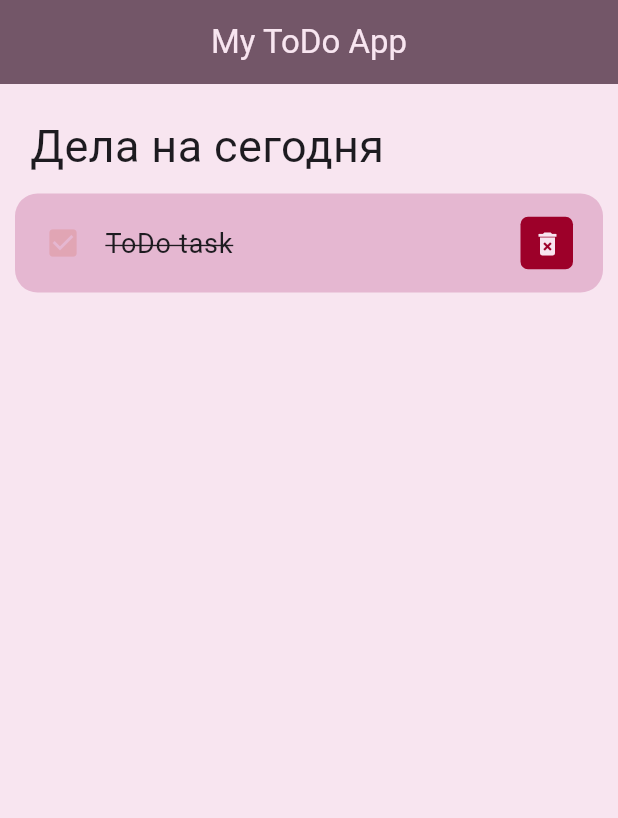
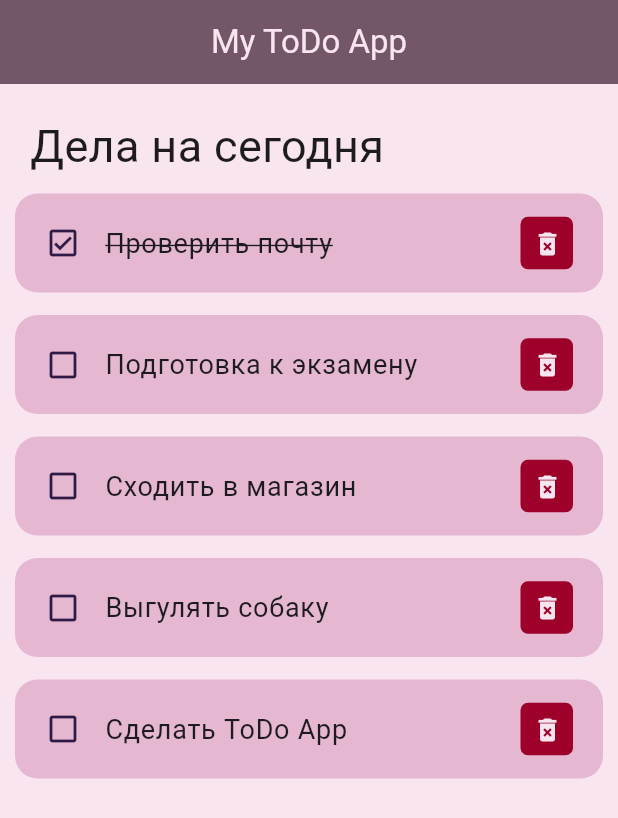
Before and after one commit to soulwound/to-do-app-flutter, a Flutter app: the screen it shows after launch, on a phone screen of 412 x 824 dp. Shown: the top 818 px of the screen. Run offline on Flutter 3.47's test engine with Material 3 defaults, Android fonts, the phone set to English and light mode, and no system bars.

Commit message:
ToDos ListTile updated

```diff
--- a/lib/constants/color_constants.dart
+++ b/lib/constants/color_constants.dart
@@ -8,3 +8,4 @@ const Color tdFalcon = Color(0xFF735668);
 const Color tdWhite = Color(0xFFF8E5F0);
 const Color tdLightPink = Color(0xFFE5B7D1);
 const Color tdRed = Color(0xFF9D0029);
+const Color tdDarkPurple = Color(0xFF2F1A46);
--- /dev/null
+++ b/lib/model/todo.dart
@@ -0,0 +1,17 @@
+class ToDo {
+  String? id;
+  String? toDoText;
+  bool isDone;
+
+  ToDo({required this.id, required this.toDoText, this.isDone = false});
+
+  static List<ToDo> toDoList() {
+    return [
+      ToDo(id: "01", toDoText: "Проверить почту", isDone: true),
+      ToDo(id: "02", toDoText: "Подготовка к экзамену"),
+      ToDo(id: "03", toDoText: "Сходить в магазин"),
+      ToDo(id: "04", toDoText: "Выгулять собаку"),
+      ToDo(id: "05", toDoText: "Сделать ToDo App")
+    ];
+  }
+}
--- a/lib/screens/home.dart
+++ b/lib/screens/home.dart
@@ -1,9 +1,12 @@
 import 'package:flutter/material.dart';
+import 'package:to_do_app/model/todo.dart';
 import 'package:to_do_app/widgets/to_do_item.dart';
 import '/constants/color_constants.dart';
 
 class Home extends StatelessWidget {
-  const Home({Key? key}) : super(key: key);
+  Home({Key? key}) : super(key: key);
+
+  final todosList = ToDo.toDoList();
 
   @override
   Widget build(BuildContext context) {
@@ -17,7 +20,8 @@ class Home extends StatelessWidget {
               child: Text("Дела на сегодня", style: TextStyle(fontSize: 30),),
               margin: EdgeInsets.all(10),
             ),
-            ToDoItem()
+            for (ToDo item in todosList)
+              ToDoItem(todo: item)
           ],
         ),
     );
--- a/lib/widgets/to_do_item.dart
+++ b/lib/widgets/to_do_item.dart
@@ -1,20 +1,34 @@
 import 'package:flutter/material.dart';
 import '/constants/color_constants.dart';
+import 'package:to_do_app/model/todo.dart';
 
 class ToDoItem extends StatelessWidget {
-  const ToDoItem({Key? key}) : super(key: key);
+  const ToDoItem({Key? key, required this.todo}) : super(key: key);
+
+  final ToDo todo;
 
   @override
   Widget build(BuildContext context) {
-    return ListTile(
+    return Container(
+      margin: const EdgeInsets.only(bottom: 15),
+      child: ListTile(
         onTap: (){
           print("You just tapped");
         },
         shape: RoundedRectangleBorder(borderRadius: BorderRadius.circular(15)),
         tileColor: tdLightPink,
         contentPadding: EdgeInsets.symmetric(horizontal: 20, vertical: 5),
-      leading: Icon(Icons.check_box, color: tdNewYorkPink,),
-      title: Text("ToDo task", style: TextStyle(fontSize: 18, decoration: TextDecoration.lineThrough),),
+        leading: Icon(
+          todo.isDone? Icons.check_box_outlined : Icons.check_box_outline_blank_outlined,
+          color: tdDarkPurple,
+        ),
+        title: Text(
+          todo.toDoText!,
+          style: TextStyle(
+              fontSize: 18,
+              decoration: todo.isDone? TextDecoration.lineThrough : null
+          ),
+        ),
         trailing: Container(
           height: 35,
           width: 35,
@@ -25,12 +39,13 @@ class ToDoItem extends StatelessWidget {
           child: IconButton(
             color: tdWhite,
             iconSize: 20,
-          icon: Icon(Icons.delete_forever),
+            icon: const Icon(Icons.delete_forever),
             onPressed:  () {
               print("it cant delete anything for now");
             }
           ),
         ),
+      )
     );
   }
 
```
Lines whose indentation alone changed are shown as unchanged.
